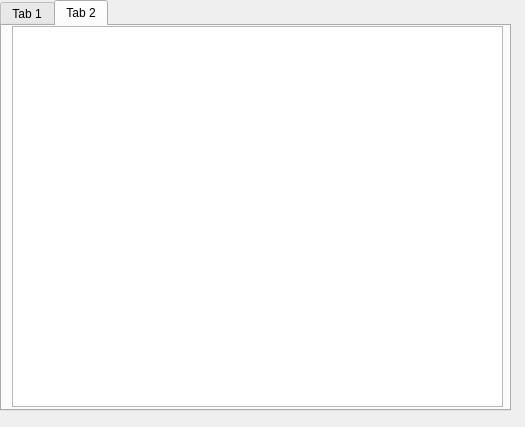
Old version of the form TextEdit/textedit.ui in the repository BuhDuy256/Student-Management-GROUP6-KTLT-23CLC03.
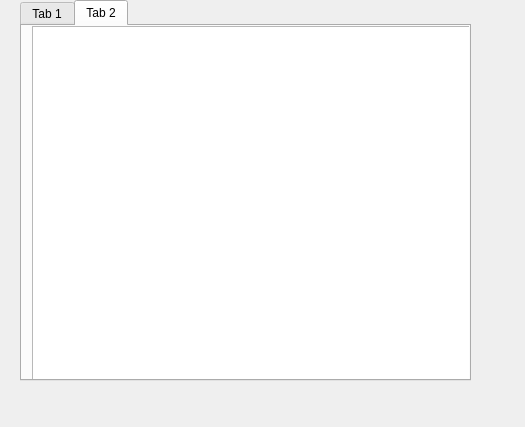
New version of the form.

Patch:
```diff
--- a/TextEdit/textedit.ui
+++ b/TextEdit/textedit.ui
@@ -16,10 +16,10 @@
   <widget class="QTabWidget" name="tabWidget">
    <property name="geometry">
     <rect>
-     <x>0</x>
+     <x>20</x>
      <y>0</y>
-     <width>511</width>
-     <height>411</height>
+     <width>451</width>
+     <height>381</height>
     </rect>
    </property>
    <property name="currentIndex">
```
